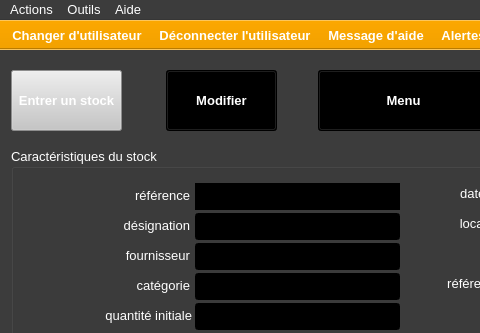
xnoumbissinoundou/yeroth-erp-3.0, file ui/yeroth-erp-stock-detail-window.ui: the form before one commit; both pictures show x 0 to 480 and y 0 to 333 of the 800 by 600 pixel window.
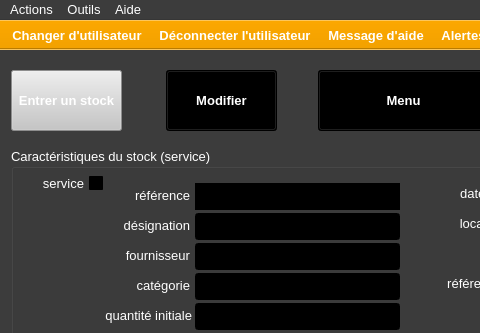
The form after the commit. Icons and pictures are not drawn. Custom widgets are drawn as their Qt base class.

The edit to the form file:
```diff
--- a/ui/yeroth-erp-stock-detail-window.ui
+++ b/ui/yeroth-erp-stock-detail-window.ui
@@ -3041,7 +3041,7 @@
      </font>
     </property>
     <property name="title">
-     <string>Caractéristiques du stock</string>
+     <string>Caractéristiques du stock (service)</string>
     </property>
     <widget class="YerothLineEdit" name="lineEdit_reference_produit">
      <property name="geometry">
@@ -9489,6 +9489,447 @@
       <string>achat</string>
      </property>
     </widget>
+    <widget class="YerothERPQCheckBox" name="checkBox_service">
+     <property name="geometry">
+      <rect>
+       <x>5</x>
+       <y>25</y>
+       <width>87</width>
+       <height>21</height>
+      </rect>
+     </property>
+     <property name="palette">
+      <palette>
+       <active>
+        <colorrole role="WindowText">
+         <brush brushstyle="SolidPattern">
+          <color alpha="255">
+           <red>255</red>
+           <green>255</green>
+           <blue>255</blue>
+          </color>
+         </brush>
+        </colorrole>
+        <colorrole role="Button">
+         <brush brushstyle="SolidPattern">
+          <color alpha="255">
+           <red>0</red>
+           <green>0</green>
+           <blue>0</blue>
+          </color>
+         </brush>
+        </colorrole>
+        <colorrole role="Light">
+         <brush brushstyle="SolidPattern">
+          <color alpha="255">
+           <red>0</red>
+           <green>0</green>
+           <blue>0</blue>
+          </color>
+         </brush>
+        </colorrole>
+        <colorrole role="Midlight">
+         <brush brushstyle="SolidPattern">
+          <color alpha="255">
+           <red>0</red>
+           <green>0</green>
+           <blue>0</blue>
+          </color>
+         </brush>
+        </colorrole>
+        <colorrole role="Dark">
+         <brush brushstyle="SolidPattern">
+          <color alpha="255">
+           <red>0</red>
+           <green>0</green>
+           <blue>0</blue>
+          </color>
+         </brush>
+        </colorrole>
+        <colorrole role="Mid">
+         <brush brushstyle="SolidPattern">
+          <color alpha="255">
+           <red>0</red>
+           <green>0</green>
+           <blue>0</blue>
+          </color>
+         </brush>
+        </colorrole>
+        <colorrole role="Text">
+         <brush brushstyle="SolidPattern">
+          <color alpha="255">
+           <red>255</red>
+           <green>255</green>
+           <blue>255</blue>
+          </color>
+         </brush>
+        </colorrole>
+        <colorrole role="BrightText">
+         <brush brushstyle="SolidPattern">
+          <color alpha="255">
+           <red>255</red>
+           <green>255</green>
+           <blue>255</blue>
+          </color>
+         </brush>
+        </colorrole>
+        <colorrole role="ButtonText">
+         <brush brushstyle="SolidPattern">
+          <color alpha="255">
+           <red>255</red>
+           <green>255</green>
+           <blue>255</blue>
+          </color>
+         </brush>
+        </colorrole>
+        <colorrole role="Base">
+         <brush brushstyle="SolidPattern">
+          <color alpha="255">
+           <red>0</red>
+           <green>0</green>
+           <blue>0</blue>
+          </color>
+         </brush>
+        </colorrole>
+        <colorrole role="Window">
+         <brush brushstyle="SolidPattern">
+          <color alpha="255">
+           <red>0</red>
+           <green>0</green>
+           <blue>0</blue>
+          </color>
+         </brush>
+        </colorrole>
+        <colorrole role="Shadow">
+         <brush brushstyle="SolidPattern">
+          <color alpha="255">
+           <red>0</red>
+           <green>0</green>
+           <blue>0</blue>
+          </color>
+         </brush>
+        </colorrole>
+        <colorrole role="AlternateBase">
+         <brush brushstyle="SolidPattern">
+          <color alpha="255">
+           <red>0</red>
+           <green>0</green>
+           <blue>0</blue>
+          </color>
+         </brush>
+        </colorrole>
+        <colorrole role="ToolTipBase">
+         <brush brushstyle="SolidPattern">
+          <color alpha="255">
+           <red>255</red>
+           <green>255</green>
+           <blue>220</blue>
+          </color>
+         </brush>
+        </colorrole>
+        <colorrole role="ToolTipText">
+         <brush brushstyle="SolidPattern">
+          <color alpha="255">
+           <red>0</red>
+           <green>0</green>
+           <blue>0</blue>
+          </color>
+         </brush>
+        </colorrole>
+       </active>
+       <inactive>
+        <colorrole role="WindowText">
+         <brush brushstyle="SolidPattern">
+          <color alpha="255">
+           <red>255</red>
+           <green>255</green>
+           <blue>255</blue>
+          </color>
+         </brush>
+        </colorrole>
+        <colorrole role="Button">
+         <brush brushstyle="SolidPattern">
+          <color alpha="255">
+           <red>0</red>
+           <green>0</green>
+           <blue>0</blue>
+          </color>
+         </brush>
+        </colorrole>
+        <colorrole role="Light">
+         <brush brushstyle="SolidPattern">
+          <color alpha="255">
+           <red>0</red>
+           <green>0</green>
+           <blue>0</blue>
+          </color>
+         </brush>
+        </colorrole>
+        <colorrole role="Midlight">
+         <brush brushstyle="SolidPattern">
+          <color alpha="255">
+           <red>0</red>
+           <green>0</green>
+           <blue>0</blue>
+          </color>
+         </brush>
+        </colorrole>
+        <colorrole role="Dark">
+         <brush brushstyle="SolidPattern">
+          <color alpha="255">
+           <red>0</red>
+           <green>0</green>
+           <blue>0</blue>
+          </color>
+         </brush>
+        </colorrole>
+        <colorrole role="Mid">
+         <brush brushstyle="SolidPattern">
+          <color alpha="255">
+           <red>0</red>
+           <green>0</green>
+           <blue>0</blue>
+          </color>
+         </brush>
+        </colorrole>
+        <colorrole role="Text">
+         <brush brushstyle="SolidPattern">
+          <color alpha="255">
+           <red>255</red>
+           <green>255</green>
+           <blue>255</blue>
+          </color>
+         </brush>
+        </colorrole>
+        <colorrole role="BrightText">
+         <brush brushstyle="SolidPattern">
+          <color alpha="255">
+           <red>255</red>
+           <green>255</green>
+           <blue>255</blue>
+          </color>
+         </brush>
+        </colorrole>
+        <colorrole role="ButtonText">
+         <brush brushstyle="SolidPattern">
+          <color alpha="255">
+           <red>255</red>
+           <green>255</green>
+           <blue>255</blue>
+          </color>
+         </brush>
+        </colorrole>
+        <colorrole role="Base">
+         <brush brushstyle="SolidPattern">
+          <color alpha="255">
+           <red>0</red>
+           <green>0</green>
+           <blue>0</blue>
+          </color>
+         </brush>
+        </colorrole>
+        <colorrole role="Window">
+         <brush brushstyle="SolidPattern">
+          <color alpha="255">
+           <red>0</red>
+           <green>0</green>
+           <blue>0</blue>
+          </color>
+         </brush>
+        </colorrole>
+        <colorrole role="Shadow">
+         <brush brushstyle="SolidPattern">
+          <color alpha="255">
+           <red>0</red>
+           <green>0</green>
+           <blue>0</blue>
+          </color>
+         </brush>
+        </colorrole>
+        <colorrole role="AlternateBase">
+         <brush brushstyle="SolidPattern">
+          <color alpha="255">
+           <red>0</red>
+           <green>0</green>
+           <blue>0</blue>
+          </color>
+         </brush>
+        </colorrole>
+        <colorrole role="ToolTipBase">
+         <brush brushstyle="SolidPattern">
+          <color alpha="255">
+           <red>255</red>
+           <green>255</green>
+           <blue>220</blue>
+          </color>
+         </brush>
+        </colorrole>
+        <colorrole role="ToolTipText">
+         <brush brushstyle="SolidPattern">
+          <color alpha="255">
+           <red>0</red>
+           <green>0</green>
+           <blue>0</blue>
+          </color>
+         </brush>
+        </colorrole>
+       </inactive>
+       <disabled>
+        <colorrole role="WindowText">
+         <brush brushstyle="SolidPattern">
+          <color alpha="255">
+           <red>0</red>
+           <green>0</green>
+           <blue>0</blue>
+          </color>
+         </brush>
+        </colorrole>
+        <colorrole role="Button">
+         <brush brushstyle="SolidPattern">
+          <color alpha="255">
+           <red>0</red>
+           <green>0</green>
+           <blue>0</blue>
+          </color>
+         </brush>
+        </colorrole>
+        <colorrole role="Light">
+         <brush brushstyle="SolidPattern">
+          <color alpha="255">
+           <red>0</red>
+           <green>0</green>
+           <blue>0</blue>
+          </color>
+         </brush>
+        </colorrole>
+        <colorrole role="Midlight">
+         <brush brushstyle="SolidPattern">
+          <color alpha="255">
+           <red>0</red>
+           <green>0</green>
+           <blue>0</blue>
+          </color>
+         </brush>
+        </colorrole>
+        <colorrole role="Dark">
+         <brush brushstyle="SolidPattern">
+          <color alpha="255">
+           <red>0</red>
+           <green>0</green>
+           <blue>0</blue>
+          </color>
+         </brush>
+        </colorrole>
+        <colorrole role="Mid">
+         <brush brushstyle="SolidPattern">
+          <color alpha="255">
+           <red>0</red>
+           <green>0</green>
+           <blue>0</blue>
+          </color>
+         </brush>
+        </colorrole>
+        <colorrole role="Text">
+         <brush brushstyle="SolidPattern">
+          <color alpha="255">
+           <red>0</red>
+           <green>0</green>
+           <blue>0</blue>
+          </color>
+         </brush>
+        </colorrole>
+        <colorrole role="BrightText">
+         <brush brushstyle="SolidPattern">
+          <color alpha="255">
+           <red>255</red>
+           <green>255</green>
+           <blue>255</blue>
+          </color>
+         </brush>
+        </colorrole>
+        <colorrole role="ButtonText">
+         <brush brushstyle="SolidPattern">
+          <color alpha="255">
+           <red>0</red>
+           <green>0</green>
+           <blue>0</blue>
+          </color>
+         </brush>
+        </colorrole>
+        <colorrole role="Base">
+         <brush brushstyle="SolidPattern">
+          <color alpha="255">
+           <red>0</red>
+           <green>0</green>
+           <blue>0</blue>
+          </color>
+         </brush>
+        </colorrole>
+        <colorrole role="Window">
+         <brush brushstyle="SolidPattern">
+          <color alpha="255">
+           <red>0</red>
+           <green>0</green>
+           <blue>0</blue>
+          </color>
+         </brush>
+        </colorrole>
+        <colorrole role="Shadow">
+         <brush brushstyle="SolidPattern">
+          <color alpha="255">
+           <red>0</red>
+           <green>0</green>
+           <blue>0</blue>
+          </color>
+         </brush>
+        </colorrole>
+        <colorrole role="AlternateBase">
+         <brush brushstyle="SolidPattern">
+          <color alpha="255">
+           <red>0</red>
+           <green>0</green>
+           <blue>0</blue>
+          </color>
+         </brush>
+        </colorrole>
+        <colorrole role="ToolTipBase">
+         <brush brushstyle="SolidPattern">
+          <color alpha="255">
+           <red>255</red>
+           <green>255</green>
+           <blue>220</blue>
+          </color>
+         </brush>
+        </colorrole>
+        <colorrole role="ToolTipText">
+         <brush brushstyle="SolidPattern">
+          <color alpha="255">
+           <red>0</red>
+           <green>0</green>
+           <blue>0</blue>
+          </color>
+         </brush>
+        </colorrole>
+       </disabled>
+      </palette>
+     </property>
+     <property name="font">
+      <font>
+       <pointsize>10</pointsize>
+       <weight>50</weight>
+       <bold>false</bold>
+      </font>
+     </property>
+     <property name="focusPolicy">
+      <enum>Qt::StrongFocus</enum>
+     </property>
+     <property name="layoutDirection">
+      <enum>Qt::RightToLeft</enum>
+     </property>
+     <property name="text">
+      <string>service</string>
+     </property>
+    </widget>
    </widget>
   </widget>
   <widget class="QMenuBar" name="menubar_detailWindow">
```
Left out of the diff: 6 changed lines with no effect on the pictures.
